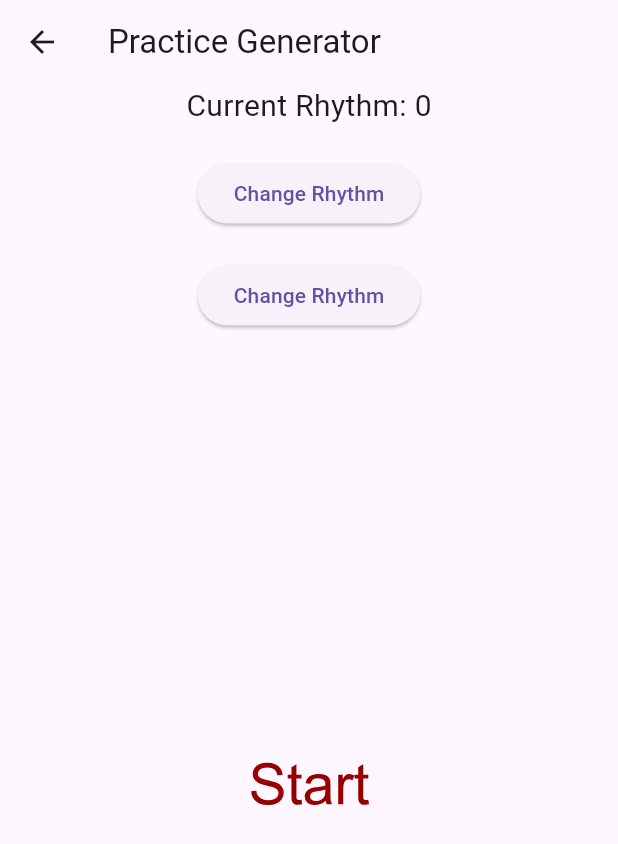
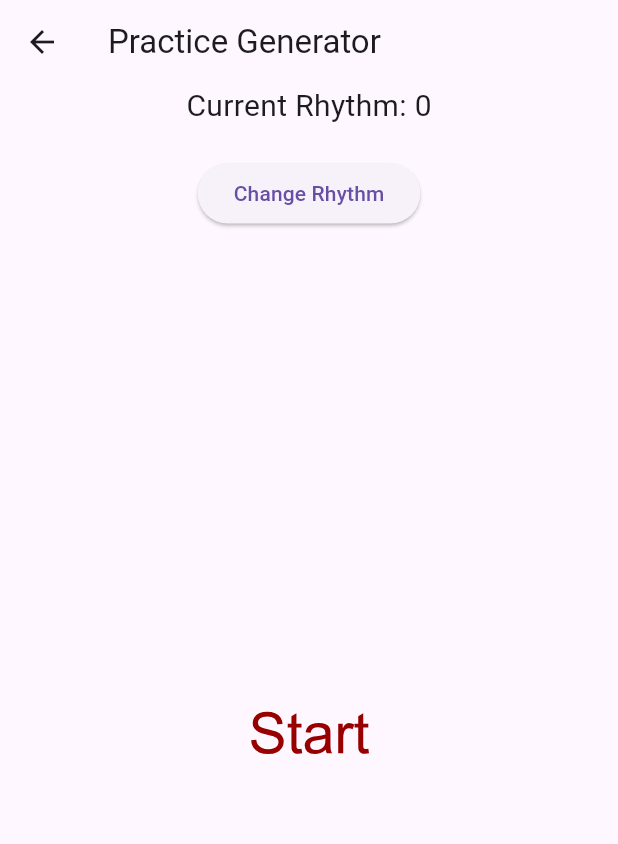
Before and after one commit to Kiaze-Wgna/footwork_tracker, a Flutter app: the PracticeGenerator screen opened directly, on a phone screen of 412 x 824 dp. Shown: the top 844 px of the screen. Run offline on Flutter 3.47's test engine with Material 3 defaults, Android fonts, the light colour scheme and no system bars; our stand-ins replace flutter_svg.

Commit message:
deleting extra button

```diff
--- a/lib/main.dart
+++ b/lib/main.dart
@@ -503,11 +503,6 @@ class _PracticeGenerator extends State<PracticeGenerator> {
                 ),
               ],
             ),
-          SizedBox(height: 20),
-          ElevatedButton(
-            onPressed: changeRhythm,
-            child: Text("Change Rhythm"),
-          ),
           Expanded(
             child: Center(
               child: GestureDetector(
```
